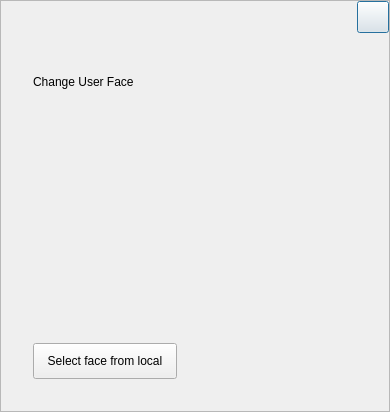
First picture: the form in plugins/account/userinfo/changefacedialog.ui, repository ukui/ukui-control-center, before the edit.
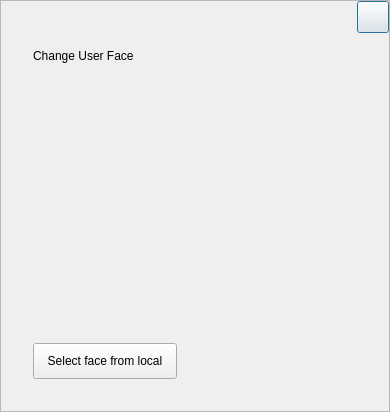
Second picture: the form after the edit.

The edit to the form file:
```diff
--- a/plugins/account/userinfo/changefacedialog.ui
+++ b/plugins/account/userinfo/changefacedialog.ui
@@ -186,7 +186,7 @@
              <enum>Qt::Vertical</enum>
             </property>
             <property name="sizeType">
-             <enum>QSizePolicy::Fixed</enum>
+             <enum>QSizePolicy::Expanding</enum>
             </property>
             <property name="sizeHint" stdset="0">
              <size>
```
